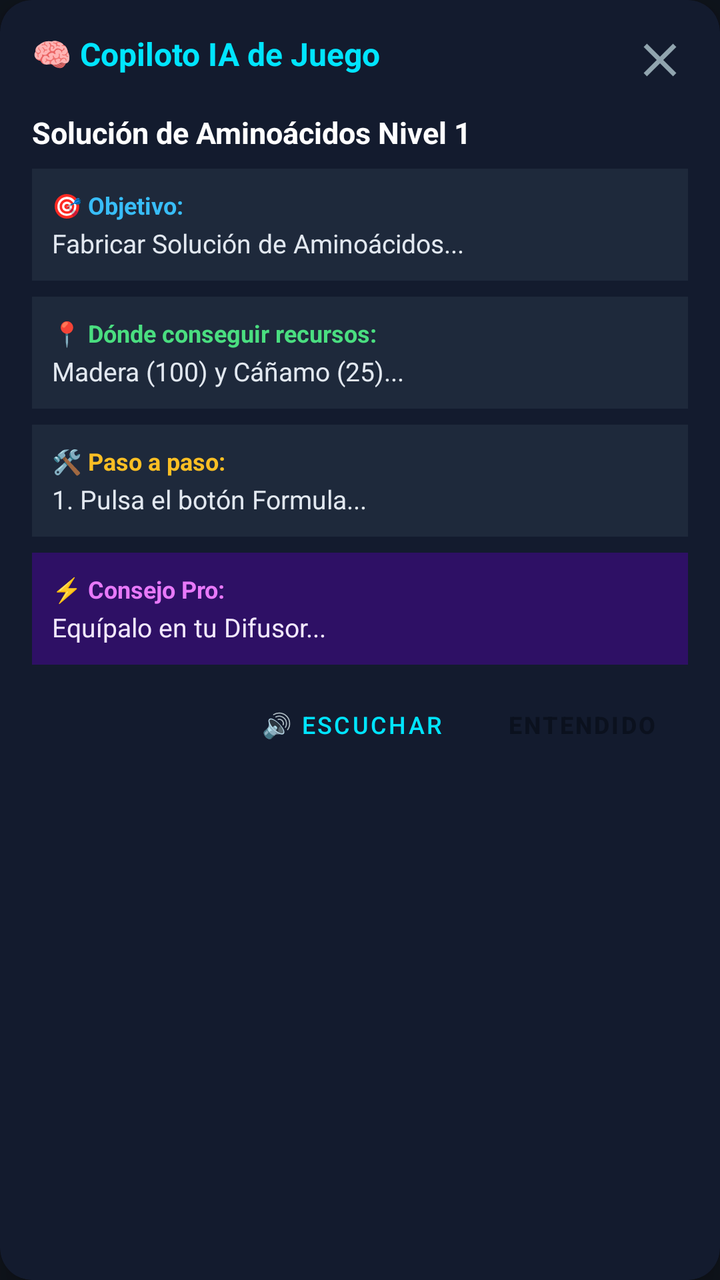
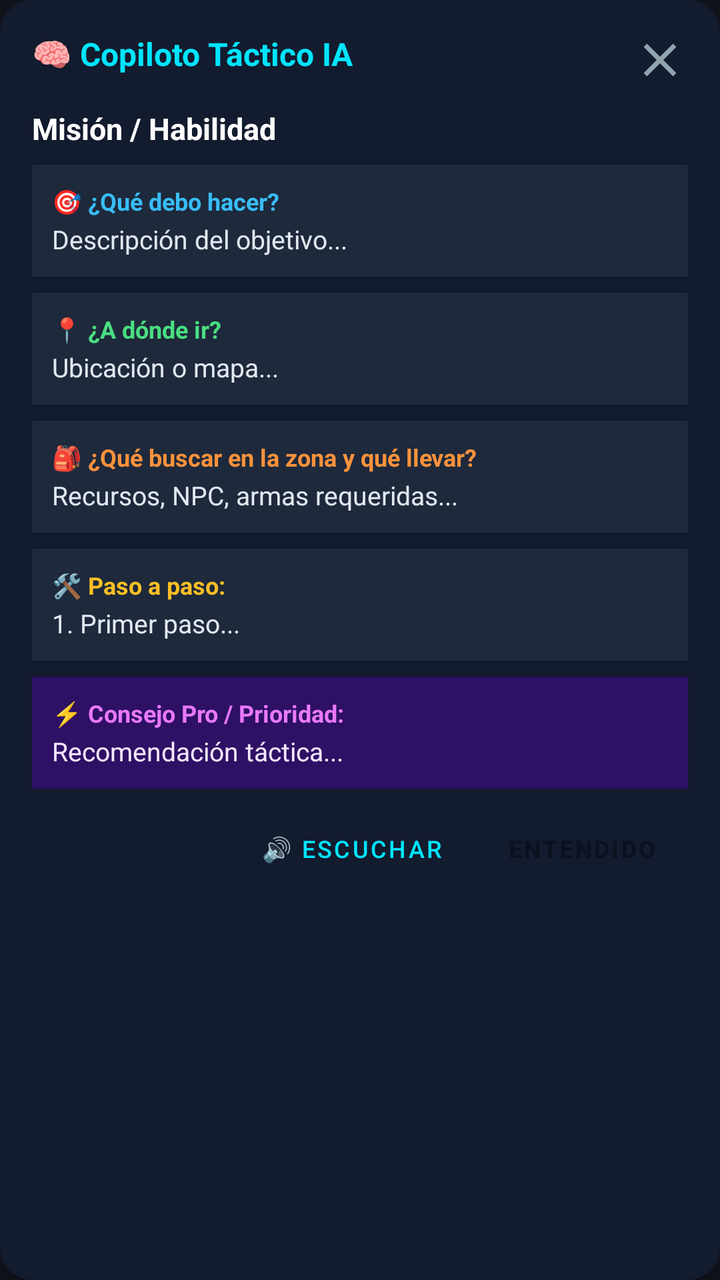

Two renders of the same Android screen: before a commit and after it. Below are the layout's source before the change and the commit's diff.
<!-- AndroidManifest.xml: application theme Theme.GameTranslator -->
<!-- res/layout/view_assistant_dialog.xml -->
<?xml version="1.0" encoding="utf-8"?>
<androidx.cardview.widget.CardView xmlns:android="http://schemas.android.com/apk/res/android"
    xmlns:app="http://schemas.android.com/apk/res-auto"
    android:layout_width="match_parent"
    android:layout_height="wrap_content"
    android:layout_margin="16dp"
    app:cardBackgroundColor="#131B2E"
    app:cardCornerRadius="16dp"
    app:cardElevation="10dp">

    <LinearLayout
        android:layout_width="match_parent"
        android:layout_height="wrap_content"
        android:orientation="vertical"
        android:padding="16dp">

        
        <RelativeLayout
            android:layout_width="match_parent"
            android:layout_height="wrap_content"
            android:layout_marginBottom="12dp">

            <TextView
                android:id="@+id/tv_assistant_header"
                android:layout_width="wrap_content"
                android:layout_height="wrap_content"
                android:layout_alignParentStart="true"
                android:text="🧠 Copiloto IA de Juego"
                android:textColor="#00E5FF"
                android:textSize="16sp"
                android:textStyle="bold" />

            <ImageView
                android:id="@+id/btn_assistant_close"
                android:layout_width="28dp"
                android:layout_height="28dp"
                android:layout_alignParentEnd="true"
                android:background="@drawable/bg_menu_item"
                android:contentDescription="Cerrar"
                android:src="@drawable/ic_close"
                app:tint="#90A4AE" />
        </RelativeLayout>

        
        <TextView
            android:id="@+id/tv_advice_title"
            android:layout_width="match_parent"
            android:layout_height="wrap_content"
            android:layout_marginBottom="8dp"
            android:text="Solución de Aminoácidos Nivel 1"
            android:textColor="#FFFFFF"
            android:textSize="15sp"
            android:textStyle="bold" />

        
        <LinearLayout
            android:layout_width="match_parent"
            android:layout_height="wrap_content"
            android:layout_marginBottom="8dp"
            android:background="#1E293B"
            android:orientation="vertical"
            android:padding="10dp">

            <TextView
                android:layout_width="wrap_content"
                android:layout_height="wrap_content"
                android:text="🎯 Objetivo:"
                android:textColor="#38BDF8"
                android:textSize="12sp"
                android:textStyle="bold" />

            <TextView
                android:id="@+id/tv_advice_objective"
                android:layout_width="match_parent"
                android:layout_height="wrap_content"
                android:layout_marginTop="2dp"
                android:text="Fabricar Solución de Aminoácidos..."
                android:textColor="#E2E8F0"
                android:textSize="13sp" />
        </LinearLayout>

        
        <LinearLayout
            android:layout_width="match_parent"
            android:layout_height="wrap_content"
            android:layout_marginBottom="8dp"
            android:background="#1E293B"
            android:orientation="vertical"
            android:padding="10dp">

            <TextView
                android:layout_width="wrap_content"
                android:layout_height="wrap_content"
                android:text="📍 Dónde conseguir recursos:"
                android:textColor="#4ADE80"
                android:textSize="12sp"
                android:textStyle="bold" />

            <TextView
                android:id="@+id/tv_advice_where"
                android:layout_width="match_parent"
                android:layout_height="wrap_content"
                android:layout_marginTop="2dp"
                android:text="Madera (100) y Cáñamo (25)..."
                android:textColor="#E2E8F0"
                android:textSize="13sp" />
        </LinearLayout>

        
        <LinearLayout
            android:layout_width="match_parent"
            android:layout_height="wrap_content"
            android:layout_marginBottom="8dp"
            android:background="#1E293B"
            android:orientation="vertical"
            android:padding="10dp">

            <TextView
                android:layout_width="wrap_content"
                android:layout_height="wrap_content"
                android:text="🛠️ Paso a paso:"
                android:textColor="#FBBF24"
                android:textSize="12sp"
                android:textStyle="bold" />

            <TextView
                android:id="@+id/tv_advice_steps"
                android:layout_width="match_parent"
                android:layout_height="wrap_content"
                android:layout_marginTop="2dp"
                android:text="1. Pulsa el botón Formula..."
                android:textColor="#E2E8F0"
                android:textSize="13sp" />
        </LinearLayout>

        
        <LinearLayout
            android:layout_width="match_parent"
            android:layout_height="wrap_content"
            android:layout_marginBottom="12dp"
            android:background="#2E1065"
            android:orientation="vertical"
            android:padding="10dp">

            <TextView
                android:layout_width="wrap_content"
                android:layout_height="wrap_content"
                android:text="⚡ Consejo Pro:"
                android:textColor="#E879F9"
                android:textSize="12sp"
                android:textStyle="bold" />

            <TextView
                android:id="@+id/tv_advice_protip"
                android:layout_width="match_parent"
                android:layout_height="wrap_content"
                android:layout_marginTop="2dp"
                android:text="Equípalo en tu Difusor..."
                android:textColor="#F3E8FF"
                android:textSize="13sp" />
        </LinearLayout>

        
        <LinearLayout
            android:layout_width="match_parent"
            android:layout_height="wrap_content"
            android:gravity="end"
            android:orientation="horizontal">

            <Button
                android:id="@+id/btn_advice_speak"
                style="@style/Widget.MaterialComponents.Button.TextButton"
                android:layout_width="wrap_content"
                android:layout_height="36dp"
                android:text="🔊 Escuchar"
                android:textColor="#00E5FF"
                android:textSize="12sp" />

            <Button
                android:id="@+id/btn_advice_dismiss"
                style="@style/Widget.MaterialComponents.Button"
                android:layout_width="wrap_content"
                android:layout_height="36dp"
                android:layout_marginStart="8dp"
                android:backgroundTint="#00C2A8"
                android:text="Entendido"
                android:textColor="#0B111E"
                android:textSize="12sp"
                android:textStyle="bold" />
        </LinearLayout>

    </LinearLayout>
</androidx.cardview.widget.CardView>
<!-- resources referenced by this layout -->
<resources>
  <!-- drawable bg_menu_item (drawable) -->
  <?xml version="1.0" encoding="utf-8"?>
  <ripple xmlns:android="http://schemas.android.com/apk/res/android"
      android:color="#3300E5FF">
      <item>
          <shape android:shape="rectangle">
              <corners android:radius="8dp" />
              <solid android:color="@android:color/transparent" />
          </shape>
      </item>
  </ripple>
  <!-- drawable ic_close (drawable) -->
  <vector xmlns:android="http://schemas.android.com/apk/res/android"
      android:width="24dp"
      android:height="24dp"
      android:viewportWidth="24"
      android:viewportHeight="24">
    <path
        android:fillColor="@color/text_secondary"
        android:pathData="M19,6.41L17.59,5 12,10.59 6.41,5 5,6.41 10.59,12 5,17.59 6.41,19 12,13.41 17.59,19 19,17.59 13.41,12z"/>
  </vector>
  <style name="Theme.GameTranslator" parent="Theme.Material3.Dark.NoActionBar">
          <item name="colorPrimary">@color/primary</item>
          <item name="colorOnPrimary">@color/on_primary</item>
          <item name="colorSecondary">@color/secondary</item>
          <item name="colorOnSecondary">@color/on_secondary</item>
          <item name="android:statusBarColor">@color/bg_dark</item>
          <item name="android:navigationBarColor">@color/bg_dark</item>
          <item name="android:windowBackground">@color/bg_dark</item>
      </style>
  <color name="text_secondary">#8B949E</color>
  <color name="primary">#00E5FF</color>
  <color name="on_primary">#001018</color>
  <color name="secondary">#00E676</color>
  <color name="on_secondary">#001C08</color>
  <color name="bg_dark">#0F141C</color>
</resources>

<!-- the commit's change to res/layout/view_assistant_dialog.xml (unified diff, before → after) -->
@@ -6,188 +6,226 @@
     android:layout_margin="16dp"
     app:cardBackgroundColor="#131B2E"
     app:cardCornerRadius="16dp"
-    app:cardElevation="10dp">
-
-    <LinearLayout
+    app:cardElevation="12dp">
+
+    <ScrollView
         android:layout_width="match_parent"
         android:layout_height="wrap_content"
-        android:orientation="vertical"
-        android:padding="16dp">
-
-        
-        <RelativeLayout
-            android:layout_width="match_parent"
-            android:layout_height="wrap_content"
-            android:layout_marginBottom="12dp">
-
-            <TextView
-                android:id="@+id/tv_assistant_header"
-                android:layout_width="wrap_content"
-                android:layout_height="wrap_content"
-                android:layout_alignParentStart="true"
-                android:text="🧠 Copiloto IA de Juego"
-                android:textColor="#00E5FF"
-                android:textSize="16sp"
-                android:textStyle="bold" />
-
-            <ImageView
-                android:id="@+id/btn_assistant_close"
-                android:layout_width="28dp"
-                android:layout_height="28dp"
-                android:layout_alignParentEnd="true"
-                android:background="@drawable/bg_menu_item"
-                android:contentDescription="Cerrar"
-                android:src="@drawable/ic_close"
-                app:tint="#90A4AE" />
-        </RelativeLayout>
-
-        
-        <TextView
-            android:id="@+id/tv_advice_title"
-            android:layout_width="match_parent"
-            android:layout_height="wrap_content"
-            android:layout_marginBottom="8dp"
-            android:text="Solución de Aminoácidos Nivel 1"
-            android:textColor="#FFFFFF"
-            android:textSize="15sp"
-            android:textStyle="bold" />
-
-        
+        android:fillViewport="true">
+
         <LinearLayout
             android:layout_width="match_parent"
             android:layout_height="wrap_content"
-            android:layout_marginBottom="8dp"
-            android:background="#1E293B"
             android:orientation="vertical"
-            android:padding="10dp">
-
+            android:padding="16dp">
+
+            
+            <RelativeLayout
+                android:layout_width="match_parent"
+                android:layout_height="wrap_content"
+                android:layout_marginBottom="10dp">
+
+                <TextView
+                    android:id="@+id/tv_assistant_header"
+                    android:layout_width="wrap_content"
+                    android:layout_height="wrap_content"
+                    android:layout_alignParentStart="true"
+                    android:text="🧠 Copiloto Táctico IA"
+                    android:textColor="#00E5FF"
+                    android:textSize="16sp"
+                    android:textStyle="bold" />
+
+                <ImageView
+                    android:id="@+id/btn_assistant_close"
+                    android:layout_width="28dp"
+                    android:layout_height="28dp"
+                    android:layout_alignParentEnd="true"
+                    android:background="@drawable/bg_menu_item"
+                    android:contentDescription="Cerrar"
+                    android:src="@drawable/ic_close"
+                    app:tint="#90A4AE" />
+            </RelativeLayout>
+
+            
             <TextView
-                android:layout_width="wrap_content"
-                android:layout_height="wrap_content"
-                android:text="🎯 Objetivo:"
-                android:textColor="#38BDF8"
-                android:textSize="12sp"
+                android:id="@+id/tv_advice_title"
+                android:layout_width="match_parent"
+                android:layout_height="wrap_content"
+                android:layout_marginBottom="8dp"
+                android:text="Misión / Habilidad"
+                android:textColor="#FFFFFF"
+                android:textSize="15sp"
                 android:textStyle="bold" />
 
-            <TextView
-                android:id="@+id/tv_advice_objective"
-                android:layout_width="match_parent"
-                android:layout_height="wrap_content"
-                android:layout_marginTop="2dp"
-                android:text="Fabricar Solución de Aminoácidos..."
-                android:textColor="#E2E8F0"
-                android:textSize="13sp" />
+            
+            <LinearLayout
+                android:layout_width="match_parent"
+                android:layout_height="wrap_content"
+                android:layout_marginBottom="8dp"
+                android:background="#1E293B"
+                android:orientation="vertical"
+                android:padding="10dp">
+
+                <TextView
+                    android:id="@+id/tv_label_objective"
+                    android:layout_width="wrap_content"
+                    android:layout_height="wrap_content"
+                    android:text="🎯 ¿Qué debo hacer?"
+                    android:textColor="#38BDF8"
+                    android:textSize="12sp"
+                    android:textStyle="bold" />
+
+                <TextView
+                    android:id="@+id/tv_advice_objective"
+                    android:layout_width="match_parent"
+                    android:layout_height="wrap_content"
+                    android:layout_marginTop="2dp"
+                    android:text="Descripción del objetivo..."
+                    android:textColor="#E2E8F0"
+                    android:textSize="13sp" />
+            </LinearLayout>
+
+            
+            <LinearLayout
+                android:layout_width="match_parent"
+                android:layout_height="wrap_content"
+                android:layout_marginBottom="8dp"
+                android:background="#1E293B"
+                android:orientation="vertical"
+                android:padding="10dp">
+
+                <TextView
+                    android:id="@+id/tv_label_where"
+                    android:layout_width="wrap_content"
+                    android:layout_height="wrap_content"
+                    android:text="📍 ¿A dónde ir?"
+                    android:textColor="#4ADE80"
+                    android:textSize="12sp"
+                    android:textStyle="bold" />
+
+                <TextView
+                    android:id="@+id/tv_advice_where"
+                    android:layout_width="match_parent"
+                    android:layout_height="wrap_content"
+                    android:layout_marginTop="2dp"
+                    android:text="Ubicación o mapa..."
+                    android:textColor="#E2E8F0"
+                    android:textSize="13sp" />
+            </LinearLayout>
+
+            
+            <LinearLayout
+                android:layout_width="match_parent"
+                android:layout_height="wrap_content"
+                android:layout_marginBottom="8dp"
+                android:background="#1E293B"
+                android:orientation="vertical"
+                android:padding="10dp">
+
+                <TextView
+                    android:id="@+id/tv_label_search_bring"
+                    android:layout_width="wrap_content"
+                    android:layout_height="wrap_content"
+                    android:text="🎒 ¿Qué buscar en la zona y qué llevar?"
+                    android:textColor="#FB923C"
+                    android:textSize="12sp"
+                    android:textStyle="bold" />
+
+                <TextView
+                    android:id="@+id/tv_advice_search_bring"
+                    android:layout_width="match_parent"
+                    android:layout_height="wrap_content"
+                    android:layout_marginTop="2dp"
+                    android:text="Recursos, NPC, armas requeridas..."
+                    android:textColor="#E2E8F0"
+                    android:textSize="13sp" />
+            </LinearLayout>
+
+            
+            <LinearLayout
+                android:layout_width="match_parent"
+                android:layout_height="wrap_content"
+                android:layout_marginBottom="8dp"
+                android:background="#1E293B"
+                android:orientation="vertical"
+                android:padding="10dp">
+
+                <TextView
+                    android:id="@+id/tv_label_steps"
+                    android:layout_width="wrap_content"
+                    android:layout_height="wrap_content"
+                    android:text="🛠️ Paso a paso:"
+                    android:textColor="#FBBF24"
+                    android:textSize="12sp"
+                    android:textStyle="bold" />
+
+                <TextView
+                    android:id="@+id/tv_advice_steps"
+                    android:layout_width="match_parent"
+                    android:layout_height="wrap_content"
+                    android:layout_marginTop="2dp"
+                    android:text="1. Primer paso..."
+                    android:textColor="#E2E8F0"
+                    android:textSize="13sp" />
+            </LinearLayout>
+
+            
+            <LinearLayout
+                android:layout_width="match_parent"
+                android:layout_height="wrap_content"
+                android:layout_marginBottom="12dp"
+                android:background="#2E1065"
+                android:orientation="vertical"
+                android:padding="10dp">
+
+                <TextView
+                    android:id="@+id/tv_label_protip"
+                    android:layout_width="wrap_content"
+                    android:layout_height="wrap_content"
+                    android:text="⚡ Consejo Pro / Prioridad:"
+                    android:textColor="#E879F9"
+                    android:textSize="12sp"
+                    android:textStyle="bold" />
+
+                <TextView
+                    android:id="@+id/tv_advice_protip"
+                    android:layout_width="match_parent"
+                    android:layout_height="wrap_content"
+                    android:layout_marginTop="2dp"
+                    android:text="Recomendación táctica..."
+                    android:textColor="#F3E8FF"
+                    android:textSize="13sp" />
+            </LinearLayout>
+
+            
+            <LinearLayout
+                android:layout_width="match_parent"
+                android:layout_height="wrap_content"
+                android:gravity="end"
+                android:orientation="horizontal">
+
+                <Button
+                    android:id="@+id/btn_advice_speak"
+                    style="@style/Widget.MaterialComponents.Button.TextButton"
+                    android:layout_width="wrap_content"
+                    android:layout_height="36dp"
+                    android:text="🔊 Escuchar"
+                    android:textColor="#00E5FF"
+                    android:textSize="12sp" />
+
+                <Button
+                    android:id="@+id/btn_advice_dismiss"
+                    style="@style/Widget.MaterialComponents.Button"
+                    android:layout_width="wrap_content"
+                    android:layout_height="36dp"
+                    android:layout_marginStart="8dp"
+                    android:backgroundTint="#00C2A8"
+                    android:text="Entendido"
+                    android:textColor="#0B111E"
+                    android:textSize="12sp"
+                    android:textStyle="bold" />
+            </LinearLayout>
+
         </LinearLayout>
-
-        
-        <LinearLayout
-            android:layout_width="match_parent"
-            android:layout_height="wrap_content"
-            android:layout_marginBottom="8dp"
-            android:background="#1E293B"
-            android:orientation="vertical"
-            android:padding="10dp">
-
-            <TextView
-                android:layout_width="wrap_content"
-                android:layout_height="wrap_content"
-                android:text="📍 Dónde conseguir recursos:"
-                android:textColor="#4ADE80"
-                android:textSize="12sp"
-                android:textStyle="bold" />
-
-            <TextView
-                android:id="@+id/tv_advice_where"
-                android:layout_width="match_parent"
-                android:layout_height="wrap_content"
-                android:layout_marginTop="2dp"
-                android:text="Madera (100) y Cáñamo (25)..."
-                android:textColor="#E2E8F0"
-                android:textSize="13sp" />
-        </LinearLayout>
-
-        
-        <LinearLayout
-            android:layout_width="match_parent"
-            android:layout_height="wrap_content"
-            android:layout_marginBottom="8dp"
-            android:background="#1E293B"
-            android:orientation="vertical"
-            android:padding="10dp">
-
-            <TextView
-                android:layout_width="wrap_content"
-                android:layout_height="wrap_content"
-                android:text="🛠️ Paso a paso:"
-                android:textColor="#FBBF24"
-                android:textSize="12sp"
-                android:textStyle="bold" />
-
-            <TextView
-                android:id="@+id/tv_advice_steps"
-                android:layout_width="match_parent"
-                android:layout_height="wrap_content"
-                android:layout_marginTop="2dp"
-                android:text="1. Pulsa el botón Formula..."
-                android:textColor="#E2E8F0"
-                android:textSize="13sp" />
-        </LinearLayout>
-
-        
-        <LinearLayout
-            android:layout_width="match_parent"
-            android:layout_height="wrap_content"
-            android:layout_marginBottom="12dp"
-            android:background="#2E1065"
-            android:orientation="vertical"
-            android:padding="10dp">
-
-            <TextView
-                android:layout_width="wrap_content"
-                android:layout_height="wrap_content"
-                android:text="⚡ Consejo Pro:"
-                android:textColor="#E879F9"
-                android:textSize="12sp"
-                android:textStyle="bold" />
-
-            <TextView
-                android:id="@+id/tv_advice_protip"
-                android:layout_width="match_parent"
-                android:layout_height="wrap_content"
-                android:layout_marginTop="2dp"
-                android:text="Equípalo en tu Difusor..."
-                android:textColor="#F3E8FF"
-                android:textSize="13sp" />
-        </LinearLayout>
-
-        
-        <LinearLayout
-            android:layout_width="match_parent"
-            android:layout_height="wrap_content"
-            android:gravity="end"
-            android:orientation="horizontal">
-
-            <Button
-                android:id="@+id/btn_advice_speak"
-                style="@style/Widget.MaterialComponents.Button.TextButton"
-                android:layout_width="wrap_content"
-                android:layout_height="36dp"
-                android:text="🔊 Escuchar"
-                android:textColor="#00E5FF"
-                android:textSize="12sp" />
-
-            <Button
-                android:id="@+id/btn_advice_dismiss"
-                style="@style/Widget.MaterialComponents.Button"
-                android:layout_width="wrap_content"
-                android:layout_height="36dp"
-                android:layout_marginStart="8dp"
-                android:backgroundTint="#00C2A8"
-                android:text="Entendido"
-                android:textColor="#0B111E"
-                android:textSize="12sp"
-                android:textStyle="bold" />
-        </LinearLayout>
-
-    </LinearLayout>
+    </ScrollView>
 </androidx.cardview.widget.CardView>
